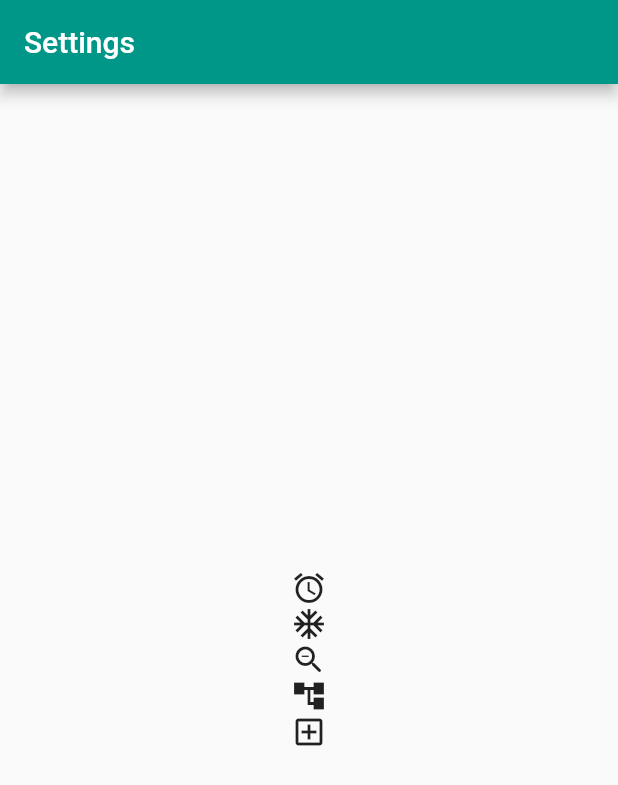
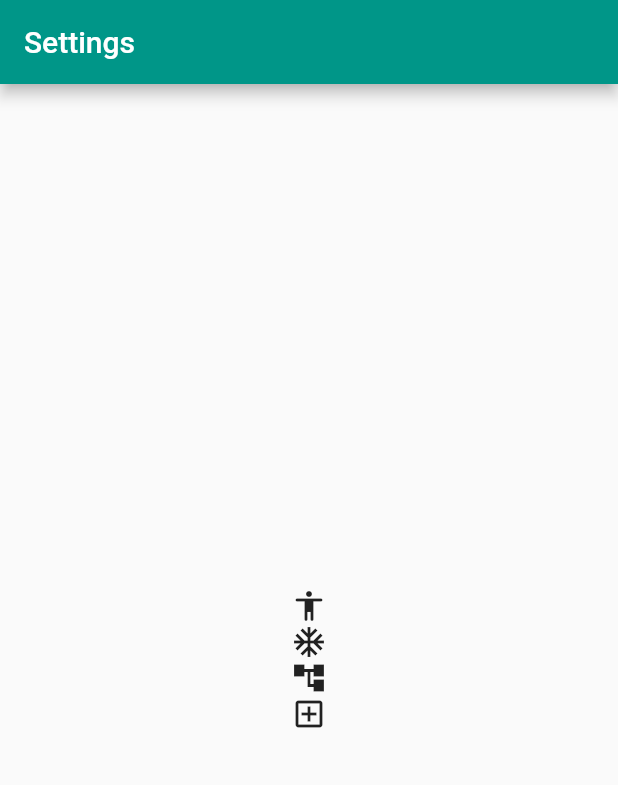
Before and after one commit to Umaraliyev2004/beginner, a Flutter app: the screen it shows after launch, on a phone screen of 412 x 824 dp. Shown: the top 785 px of the screen. Run offline on Flutter 3.47's test engine with Material 2 defaults, Android fonts, the phone set to English and light mode, and no system bars.

Commit message:
icon removed

```diff
--- a/lib/pages/settings/settings_page.dart
+++ b/lib/pages/settings/settings_page.dart
@@ -14,9 +14,8 @@ class SettingPage extends StatelessWidget {
         child: Column(
           mainAxisAlignment: MainAxisAlignment.center,
           children: [
-          Icon(Icons.access_alarm_sharp),
+          Icon(Icons.accessibility_rounded),
           Icon(Icons.ac_unit),
-          Icon(Icons.zoom_out_rounded),
           Icon(Icons.account_tree),
           Icon(Icons.add_box_outlined),
           ],
```
